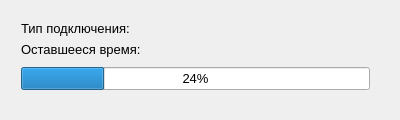
Old version of the form Battery/Widget.ui in the repository AleksandrVolchkov550501/Interfaces-and-PD.
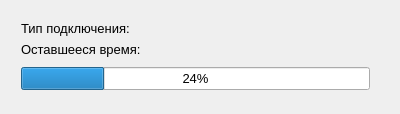
New version of the form.

Diff of the .ui file:
```diff
--- a/Battery/Widget.ui
+++ b/Battery/Widget.ui
@@ -7,7 +7,7 @@
     <x>0</x>
     <y>0</y>
     <width>400</width>
-    <height>120</height>
+    <height>114</height>
    </rect>
   </property>
   <property name="windowTitle">
```
